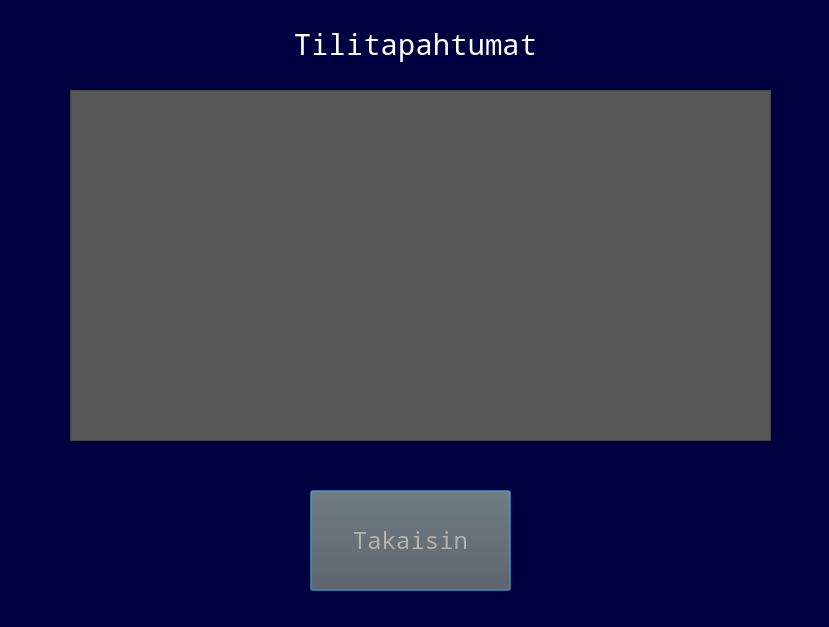
Qt form frontend/tilitapahtumat.ui (22kmo-project/group_6) before a commit.
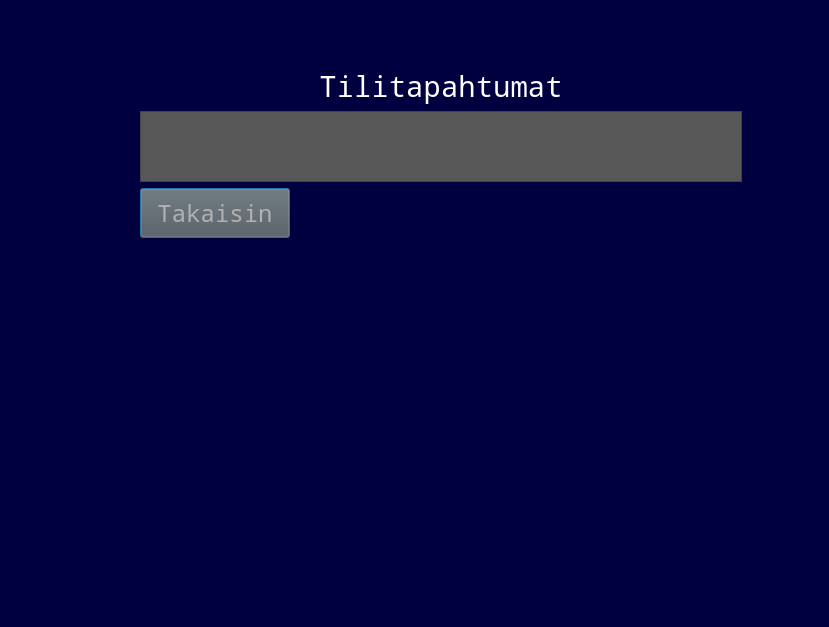
The same form after that commit.

Diff of the .ui file:
```diff
--- a/frontend/tilitapahtumat.ui
+++ b/frontend/tilitapahtumat.ui
@@ -22,37 +22,42 @@
   <property name="styleSheet">
    <string notr="true">background-color: rgb(0, 0, 64);</string>
   </property>
-  <widget class="QPushButton" name="btn_takaisin">
+  <widget class="QWidget" name="verticalLayoutWidget">
    <property name="geometry">
     <rect>
-     <x>310</x>
-     <y>490</y>
-     <width>201</width>
-     <height>101</height>
+     <x>140</x>
+     <y>70</y>
+     <width>602</width>
+     <height>168</height>
     </rect>
    </property>
+   <layout class="QVBoxLayout" name="verticalLayout">
+    <item>
+     <widget class="QLabel" name="label">
    <property name="font">
     <font>
      <family>Noto Mono</family>
-     <pointsize>18</pointsize>
+        <pointsize>22</pointsize>
     </font>
    </property>
    <property name="styleSheet">
-    <string notr="true">background-color: rgb(87, 87, 87);
-color: rgb(177, 177, 177);</string>
+       <string notr="true">color: rgb(255, 255, 255);</string>
    </property>
    <property name="text">
-    <string>Takaisin</string>
-   </property>
-  </widget>
+       <string>Tilitapahtumat</string>
+      </property>
+      <property name="alignment">
+       <set>Qt::AlignCenter</set>
+      </property>
+     </widget>
+    </item>
+    <item>
   <widget class="QTableWidget" name="table_Tilitapahtumat">
-   <property name="geometry">
-    <rect>
-     <x>70</x>
-     <y>90</y>
-     <width>701</width>
-     <height>351</height>
-    </rect>
+      <property name="minimumSize">
+       <size>
+        <width>600</width>
+        <height>0</height>
+       </size>
    </property>
    <property name="styleSheet">
     <string notr="true">QHeaderView::section {   
@@ -69,31 +74,47 @@
    <property name="sortingEnabled">
     <bool>false</bool>
    </property>
-  </widget>
-  <widget class="QLabel" name="label">
-   <property name="geometry">
-    <rect>
-     <x>270</x>
-     <y>20</y>
-     <width>291</width>
-     <height>51</height>
-    </rect>
+      <attribute name="verticalHeaderVisible">
+       <bool>false</bool>
+      </attribute>
+     </widget>
+    </item>
+    <item>
+     <widget class="QPushButton" name="btn_takaisin">
+      <property name="sizePolicy">
+       <sizepolicy hsizetype="Fixed" vsizetype="Fixed">
+        <horstretch>0</horstretch>
+        <verstretch>0</verstretch>
+       </sizepolicy>
+      </property>
+      <property name="minimumSize">
+       <size>
+        <width>150</width>
+        <height>50</height>
+       </size>
+      </property>
+      <property name="maximumSize">
+       <size>
+        <width>150</width>
+        <height>50</height>
+       </size>
    </property>
    <property name="font">
     <font>
      <family>Noto Mono</family>
-     <pointsize>22</pointsize>
+        <pointsize>18</pointsize>
     </font>
    </property>
    <property name="styleSheet">
-    <string notr="true">color: rgb(255, 255, 255);</string>
+       <string notr="true">background-color: rgb(87, 87, 87);
+color: rgb(177, 177, 177);</string>
    </property>
    <property name="text">
-    <string>Tilitapahtumat</string>
-   </property>
-   <property name="alignment">
-    <set>Qt::AlignCenter</set>
-   </property>
+       <string>Takaisin</string>
+      </property>
+     </widget>
+    </item>
+   </layout>
   </widget>
  </widget>
  <resources/>
```
Lines whose indentation alone changed are shown as unchanged.
